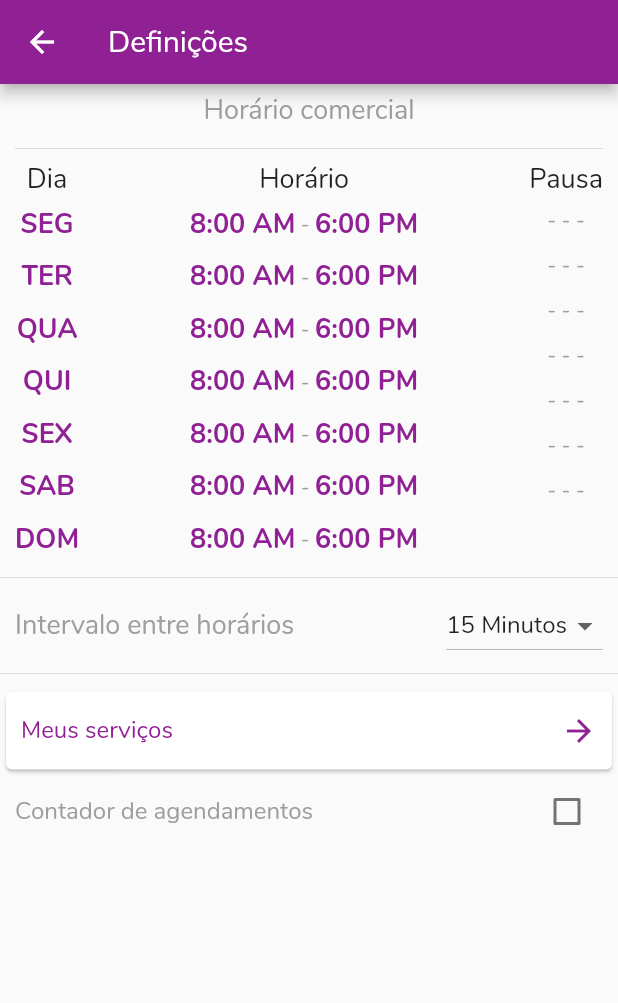
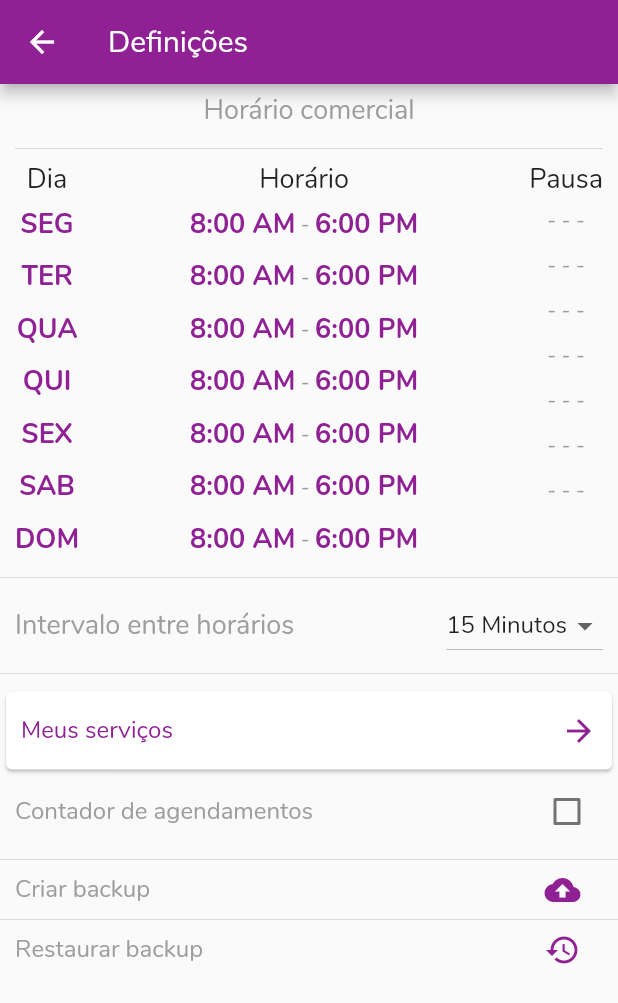
Before and after one commit to ranielison/agendamentos, a Flutter app: the SettingsView screen opened by its route, on a phone screen of 412 x 824 dp. Shown: the top 1003 px of the screen. Run offline on Flutter 3.47's test engine with Material 2 defaults, Android fonts, the phone set to English and light mode, and no system bars; our stand-ins replace fluttertoast, get, hive, mask_text_input_formatter, shared_preferences, table_calendar; missing offline and left inert: interval_time_picker; accounts and stored records are empty; generated files the repository leaves out were written again; statements that could not run were skipped.

Commit message:
feat: implementando funçao de criar e restaurar backup

```diff
--- a/lib/app/data/mocks/agendamentos_mock.dart
+++ b/lib/app/data/mocks/agendamentos_mock.dart
@@ -14,7 +14,6 @@ List<Agendamento> agendamentosMock = [
     concluido: false,
     durationInMinutes: 240,
     startDate: DateTime(2020, 11, 28, 8, 0),
-    isRetorno: false,
     servicos: [
       Servico(
         description: 'Limpeza de pele',
@@ -35,7 +34,6 @@ List<Agendamento> agendamentosMock = [
     concluido: false,
     durationInMinutes: 120,
     startDate: DateTime(2020, 11, 21, 8),
-    isRetorno: false,
     servicos: [
       Servico(
         description: 'Pigmentação',
--- a/lib/app/data/models/expediente.dart
+++ b/lib/app/data/models/expediente.dart
@@ -6,19 +6,19 @@ part 'expediente.g.dart';
 @HiveType(typeId: Constants.hiveExpedienteAdapter)
 class ExpedienteDay {
   @HiveField(0)
-  final List<int> inicio;
+  List<int> inicio;
 
   @HiveField(1)
-  final List<int> pausa;
+  List<int> pausa;
 
   @HiveField(2)
-  final List<int> retorno;
+  List<int> retorno;
 
   @HiveField(3)
-  final List<int> fim;
+  List<int> fim;
 
   @HiveField(4)
-  final bool aberto;
+  bool aberto;
 
   ExpedienteDay({
     this.inicio,
@@ -27,4 +27,22 @@ class ExpedienteDay {
     this.fim,
     this.aberto = true,
   });
+
+  ExpedienteDay.fromJson(Map<String, dynamic> json) {
+    inicio = json['inicio'].cast<int>();
+    pausa = json['pausa'].cast<int>();
+    retorno = json['retorno'].cast<int>();
+    fim = json['fim'].cast<int>();
+    aberto = json['aberto'];
+  }
+
+  Map<String, dynamic> toJson() {
+    final Map<String, dynamic> data = new Map<String, dynamic>();
+    data['inicio'] = this.inicio;
+    data['pausa'] = this.pausa;
+    data['retorno'] = this.retorno;
+    data['fim'] = this.fim;
+    data['aberto'] = this.aberto;
+    return data;
+  }
 }
--- a/lib/app/modules/criar_agendamento/controllers/criar_agendamento_controller.dart
+++ b/lib/app/modules/criar_agendamento/controllers/criar_agendamento_controller.dart
@@ -121,7 +121,6 @@ class CriarAgendamentoController extends GetxController {
         nome: _clientField,
         telefone: _contatoField.isNotEmpty ? _contatoField : null,
       ),
-      isRetorno: _isRetorno.value,
       durationInMinutes: _servicosSelecionados.fold(
         0,
         (previousValue, element) => previousValue + element.durationInMinutes,
--- a/lib/app/modules/settings/controllers/settings_controller.dart
+++ b/lib/app/modules/settings/controllers/settings_controller.dart
@@ -2,6 +2,7 @@ import 'package:agendamentos/app/data/mocks/agendamentos_mock.dart';
 import 'package:agendamentos/app/data/models/expediente.dart';
 import 'package:agendamentos/app/data/models/expediente_settings.dart';
 import 'package:agendamentos/app/global/helpers/local_data_helper.dart';
+import 'package:agendamentos/app/routes/app_pages.dart';
 import 'package:flutter/material.dart';
 import 'package:fluttertoast/fluttertoast.dart';
 import 'package:get/get.dart';
@@ -192,4 +193,15 @@ class SettingsController extends GetxController {
   void limparDados() {
     _localDataHelper.limpaGeral();
   }
+
+  void createbackup() {
+    _localDataHelper.buildJsonDataBackup();
+    Fluttertoast.showToast(msg: 'Backup Criado');
+  }
+
+  void restoreJsonDataBackup() {
+    _localDataHelper.restoreJsonDataBackup();
+    Fluttertoast.showToast(msg: 'Backup Restaurado');
+    Get.until((route) => Get.currentRoute == Routes.HOME);
+  }
 }
--- a/lib/app/modules/settings/views/settings_view.dart
+++ b/lib/app/modules/settings/views/settings_view.dart
@@ -1,5 +1,4 @@
 import 'package:agendamentos/app/global/controllers/global_controller.dart';
-import 'package:agendamentos/app/global/helpers/local_data_helper.dart';
 import 'package:agendamentos/app/modules/settings/widgets/horario_comercial.dart';
 import 'package:agendamentos/app/routes/app_pages.dart';
 import 'package:flutter/material.dart';
@@ -7,7 +6,6 @@ import 'package:get/get.dart';
 import 'package:agendamentos/app/modules/settings/controllers/settings_controller.dart';
 
 class SettingsView extends GetView<SettingsController> {
-  final _localDataHelper = Get.find<LocalDataHelper>();
   final _globalController = Get.find<GlobalController>();
 
   @override
@@ -115,6 +113,58 @@ class SettingsView extends GetView<SettingsController> {
                 ],
               ),
             ),
+          ),
+          Divider(),
+          InkWell(
+            onTap: controller.createbackup,
+            child: Padding(
+              padding: const EdgeInsets.only(
+                left: 10,
+                right: 25,
+              ),
+              child: Row(
+                children: [
+                  Text(
+                    'Criar backup',
+                    style: TextStyle(
+                      color: Colors.grey,
+                      fontSize: 16,
+                    ),
+                  ),
+                  Spacer(),
+                  Icon(
+                    Icons.backup,
+                    color: Get.theme.primaryColor,
+                  ),
+                ],
+              ),
+            ),
+          ),
+          Divider(),
+          InkWell(
+            onTap: controller.restoreJsonDataBackup,
+            child: Padding(
+              padding: const EdgeInsets.only(
+                left: 10,
+                right: 25,
+              ),
+              child: Row(
+                children: [
+                  Text(
+                    'Restaurar backup',
+                    style: TextStyle(
+                      color: Colors.grey,
+                      fontSize: 16,
+                    ),
+                  ),
+                  Spacer(),
+                  Icon(
+                    Icons.restore,
+                    color: Get.theme.primaryColor,
+                  ),
+                ],
+              ),
+            ),
           )
         ],
       ),
--- a/lib/app/utils/constants.dart
+++ b/lib/app/utils/constants.dart
@@ -17,4 +17,6 @@ class Constants {
   static const hiveExpedienteSettingsAdapter = 3;
   static const hiveHoraioAdapter = 4;
   static const hiveServicoAdapter = 5;
+
+  static const String fileBackupName = 'agendamentos_backup.json';
 }
--- a/lib/main.dart
+++ b/lib/main.dart
@@ -15,7 +15,8 @@ import 'app/data/models/servico.dart';
 import 'app/global/bindings/applicationBinding.dart';
 import 'app/routes/app_pages.dart';
 
-//TODO: Criar funcionalidade de exportar/importar json com os dados salvos
+//TODO: Melhorar sistema de criação e restauração de backup
+//TODO: Salvar backups na nuvem
 
 void main() async {
   WidgetsFlutterBinding.ensureInitialized();
```
Also changed, not shown: lib/app/data/models/agendamento.dart (+30 -4 lines), lib/app/data/models/backup_data.dart (added, +46 -0 lines), lib/app/data/models/cliente.dart (+15 -0 lines), lib/app/data/models/expediente_settings.dart (+20 -0 lines), lib/app/data/models/servico.dart (+16 -0 lines), lib/app/global/helpers/local_data_helper.dart (+94 -1 lines), lib/app/data/models/agendamento.g.dart.
